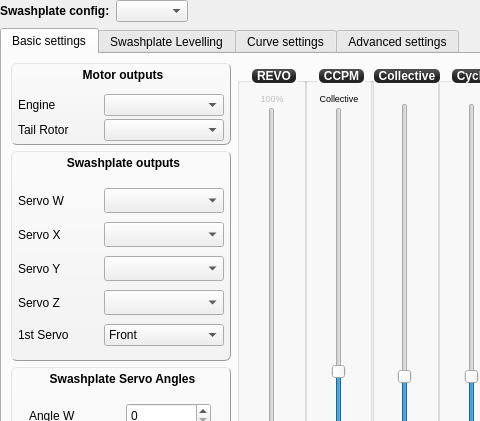
Above: ground/gcs/src/plugins/config/airframe_ccpm.ui from librepilot/LibrePilot before the change; both pictures show x 0 to 480 and y 0 to 421 of the 850 by 694 pixel window. Below: the same form after it.
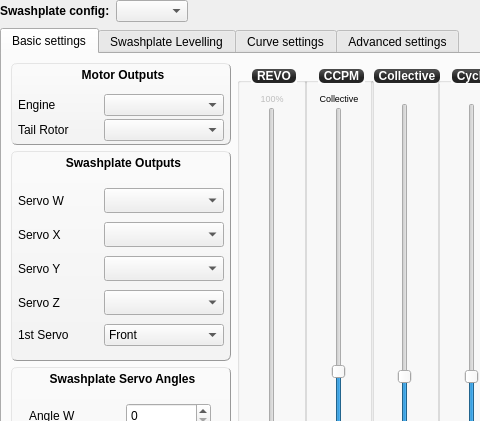
That is the form after the change. Icons and pictures are not drawn. Custom widgets are drawn as their Qt base class.

What changed in the file:
```diff
--- a/ground/gcs/src/plugins/config/airframe_ccpm.ui
+++ b/ground/gcs/src/plugins/config/airframe_ccpm.ui
@@ -1061,7 +1061,7 @@
               </size>
              </property>
              <property name="title">
-              <string>Motor outputs</string>
+              <string>Motor Outputs</string>
              </property>
              <property name="alignment">
               <set>Qt::AlignLeading|Qt::AlignLeft|Qt::AlignVCenter</set>
@@ -1206,7 +1206,7 @@
               </size>
              </property>
              <property name="title">
-              <string>Swashplate outputs</string>
+              <string>Swashplate Outputs</string>
              </property>
              <layout class="QGridLayout" name="gridLayout_19">
               <property name="leftMargin">
```
